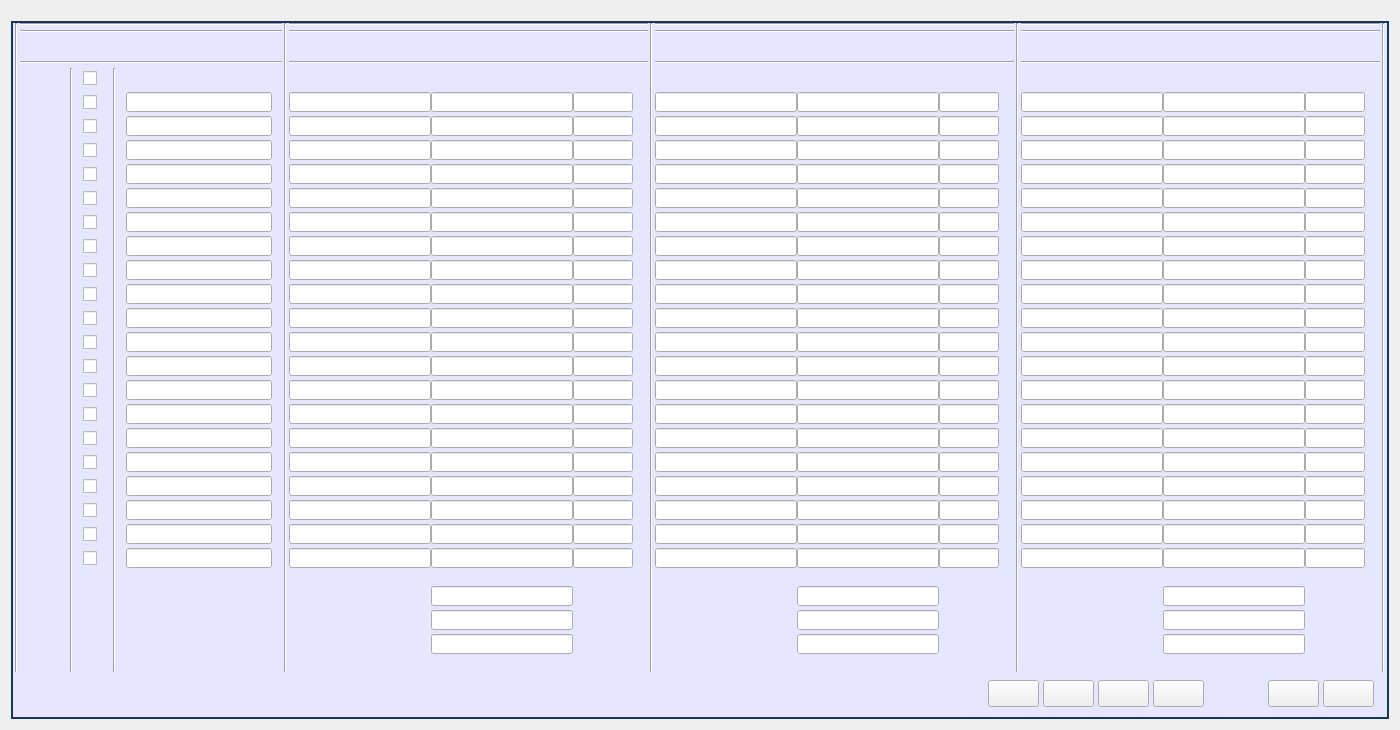
Above: Meter/tableBoard.ui from cagavriloaie/WFlowLab before the change. Below: the same form after it.
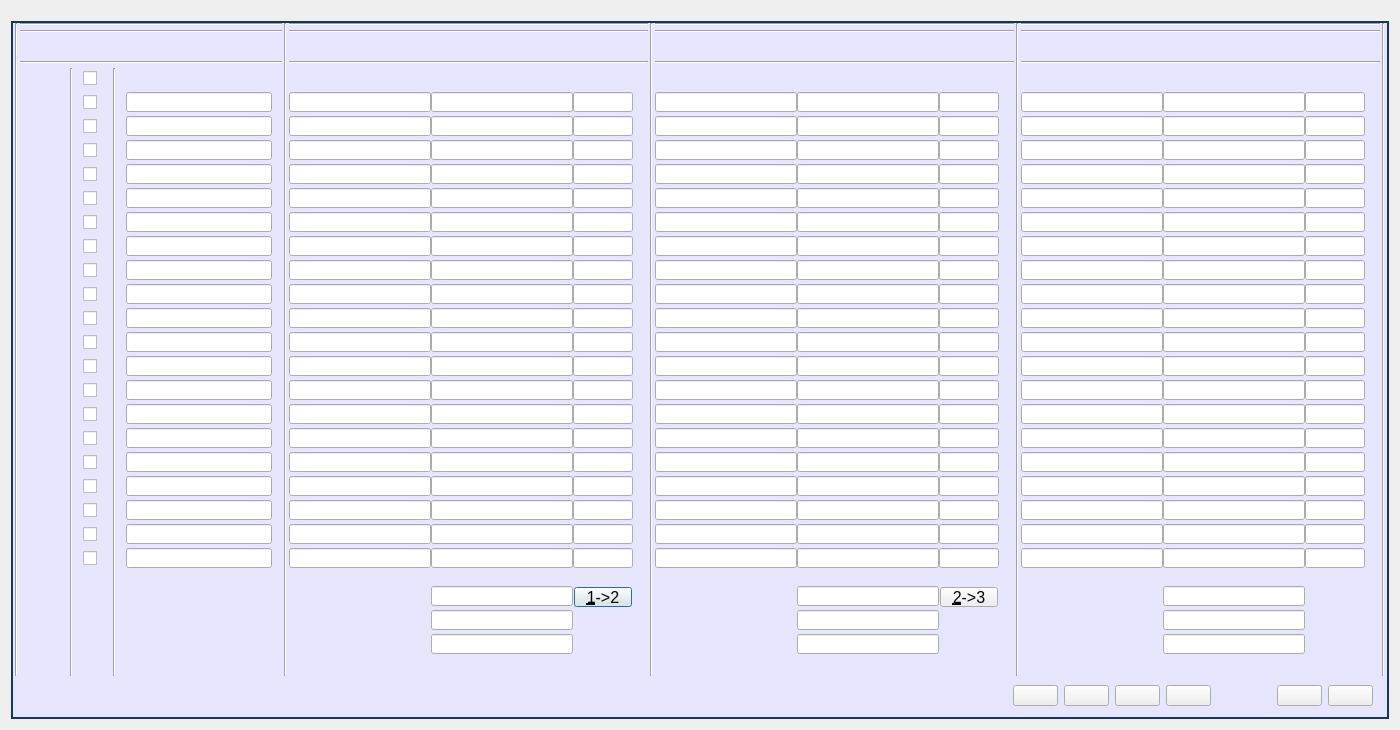
That is the form after the change. Icons and pictures are not drawn.

The edit to the form file:
```diff
--- a/Meter/tableBoard.ui
+++ b/Meter/tableBoard.ui
@@ -39,11 +39,17 @@
 	font-size: 12pt;
 }
 
-
 QPushButton 
 {
 	font-family: &quot;Segoe UI&quot;;
 	font-size: 12pt;
+    margin: 1px;
+}
+
+QPushButton:focus {
+    font-family: &quot;Segoe UI&quot;;
+	font-size: 12pt;
+    margin: 0px;
 }
 
 QComboBox 
@@ -3871,21 +3877,30 @@
                  </widget>
                 </item>
                 <item>
-                 <widget class="QLabel" name="lbTab21">
+                 <widget class="QPushButton" name="pbCopy12">
                   <property name="minimumSize">
                    <size>
-                    <width>50</width>
-                    <height>20</height>
+                    <width>60</width>
+                    <height>22</height>
                    </size>
                   </property>
                   <property name="maximumSize">
                    <size>
-                    <width>50</width>
-                    <height>20</height>
+                    <width>60</width>
+                    <height>100</height>
                    </size>
                   </property>
+                  <property name="font">
+                   <font>
+                    <family>Segoe UI</family>
+                    <pointsize>12</pointsize>
+                   </font>
+                  </property>
+                  <property name="focusPolicy">
+                   <enum>Qt::ClickFocus</enum>
+                  </property>
                   <property name="text">
-                   <string/>
+                   <string>&amp;1-&gt;2</string>
                   </property>
                  </widget>
                 </item>
@@ -5618,21 +5633,30 @@
                  </widget>
                 </item>
                 <item>
-                 <widget class="QLabel" name="lbTab26">
+                 <widget class="QPushButton" name="pbCopy23">
                   <property name="minimumSize">
                    <size>
-                    <width>50</width>
-                    <height>20</height>
+                    <width>60</width>
+                    <height>22</height>
                    </size>
                   </property>
                   <property name="maximumSize">
                    <size>
-                    <width>50</width>
-                    <height>20</height>
+                    <width>60</width>
+                    <height>100</height>
                    </size>
                   </property>
+                  <property name="font">
+                   <font>
+                    <family>Segoe UI</family>
+                    <pointsize>12</pointsize>
+                   </font>
+                  </property>
+                  <property name="focusPolicy">
+                   <enum>Qt::ClickFocus</enum>
+                  </property>
                   <property name="text">
-                   <string/>
+                   <string>&amp;2-&gt;3</string>
                   </property>
                  </widget>
                 </item>
```
Left out of the diff: 4 changed lines with no effect on the pictures.
